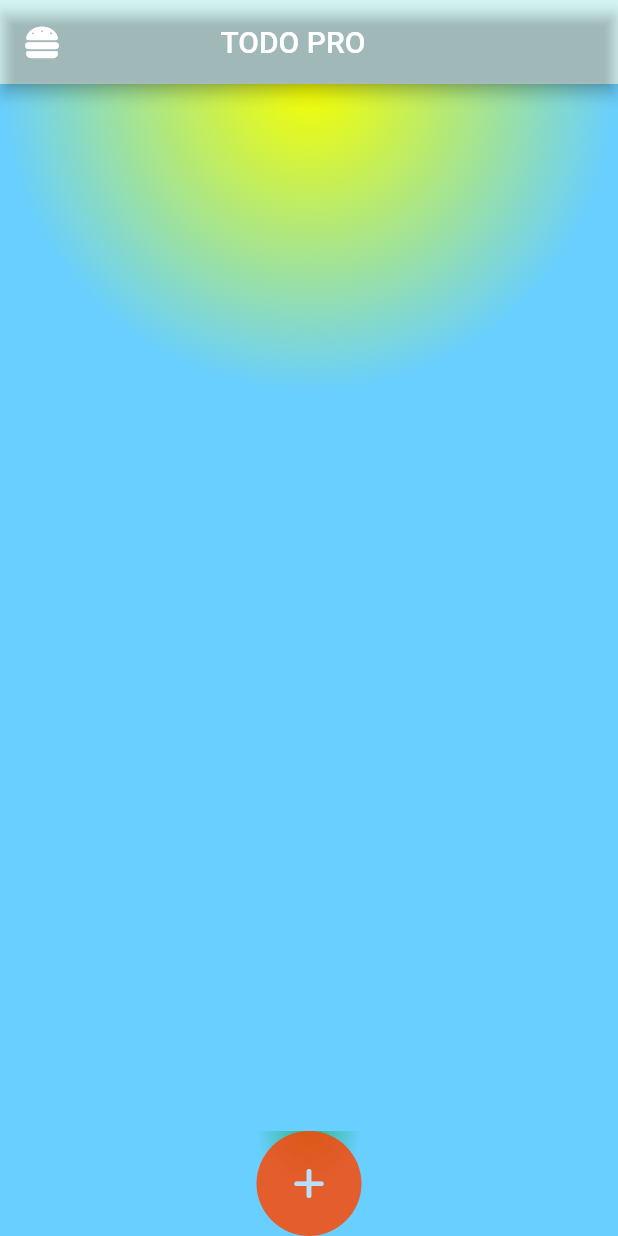
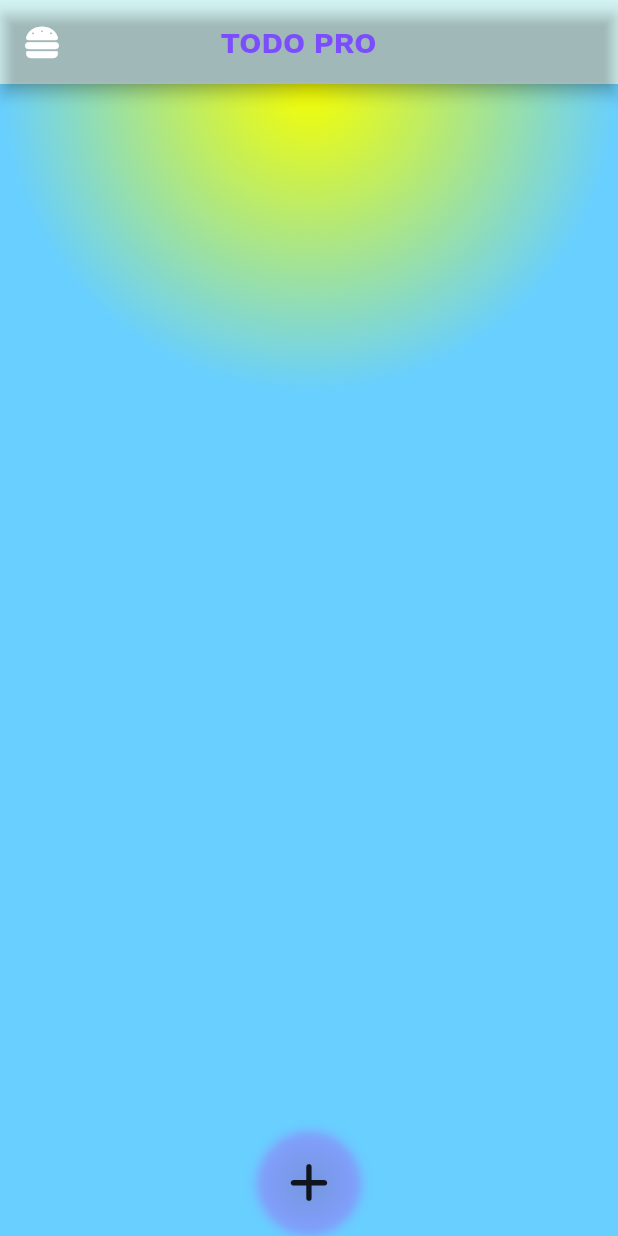
Before and after one commit to abhijithu1/theultimatetodo, a Flutter app: the screen it shows after launch, on a phone screen of 412 x 824 dp. Run offline on Flutter 3.47's test engine with Material 2 defaults, Android fonts, the phone set to English and light mode, and no system bars; our stand-ins replace font_awesome_flutter, google_fonts.

Commit message:
just commit

```diff
--- a/lib/main.dart
+++ b/lib/main.dart
@@ -1,5 +1,6 @@
 import 'package:flutter/material.dart';
 import 'package:font_awesome_flutter/font_awesome_flutter.dart';
+import 'package:google_fonts/google_fonts.dart';
 
 void main() {
   runApp(const MyApp());
@@ -38,7 +39,6 @@ class ScreenHome extends StatelessWidget {
       bottomNavigationBar: Container(
         decoration: const BoxDecoration(
           gradient: RadialGradient(
-            center: Alignment.topCenter,
             colors: [
               Color.fromARGB(255, 48, 181, 130),
               Color.fromARGB(255, 104, 207, 255)
@@ -51,16 +51,33 @@ class ScreenHome extends StatelessWidget {
             SizedBox(
               height: 70,
               width: 70,
-              child: CircleAvatar(
-                backgroundColor: const Color.fromRGBO(255, 68, 0, 0.822),
+              child: Container(
+                decoration: const BoxDecoration(
+                  boxShadow: [
+                    BoxShadow(
+                        color: Color.fromARGB(188, 141, 141, 255),
+                        blurRadius: 5),
+                  ],
+                  shape: BoxShape.circle,
+                ),
+                child: InkWell(
+                  splashColor: Colors.blueGrey,
                   child: IconButton(
-                  icon: const FaIcon(FontAwesomeIcons.plus),
+                    icon: const FaIcon(
+                      FontAwesomeIcons.plus,
+                      size: 30,
+                    ),
                     onPressed: () {},
+                    splashColor: Colors.blue,
                     style: const ButtonStyle(
                         backgroundColor: MaterialStatePropertyAll(
                             Color.fromARGB(255, 0, 0, 0)),
                         elevation: MaterialStatePropertyAll(10),
-                      iconSize: MaterialStatePropertyAll(75)),
+                        iconSize: MaterialStatePropertyAll(75),
+                        shape: MaterialStatePropertyAll(RoundedRectangleBorder(
+                            borderRadius:
+                                BorderRadius.all(Radius.circular(10))))),
+                  ),
                 ),
               ),
             ),
@@ -102,11 +119,14 @@ class ScreenHome extends StatelessWidget {
             )),
       ),
       appBar: AppBar(
-        title: const Padding(
-          padding: EdgeInsets.only(right: 2,left: 75),
+        title: Padding(
+          padding: const EdgeInsets.only(right: 2, left: 75),
           child: Text(
             "TODO PRO",
-            style: TextStyle(),
+            style: GoogleFonts.workSans(
+              textStyle: const TextStyle(
+                  color: Colors.deepPurpleAccent, fontWeight: FontWeight.w700),
+            ),
           ),
         ),
         leading: Builder(
```
Also changed, not shown: 2 other files. Lines whose indentation alone changed are shown as unchanged.
